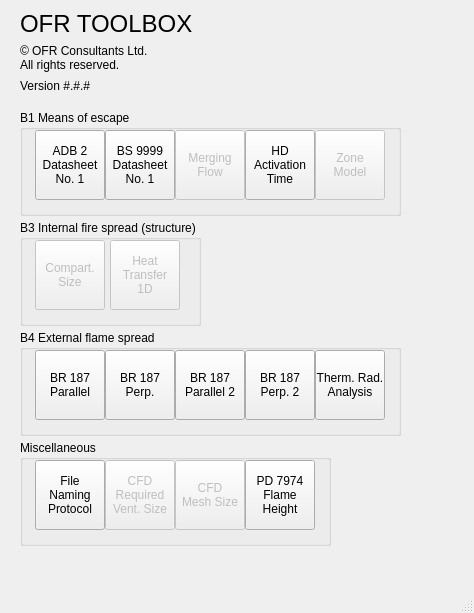
Before: the Qt Designer form fseutil/gui/layout/ui/main.ui in fsepy/fseutil, drawn with Qt 5.
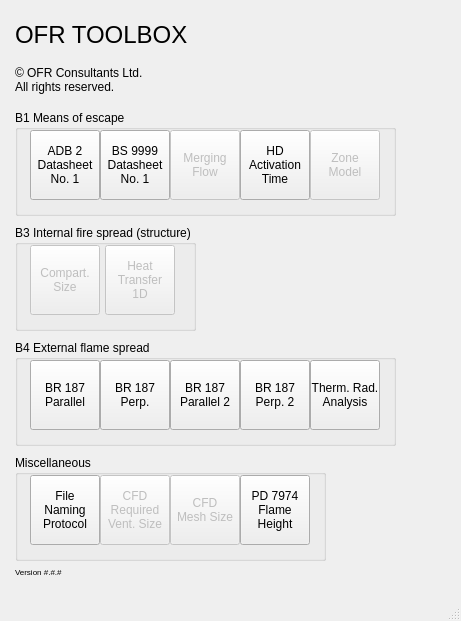
After: the same form once the commit is applied. Icons and pictures are not drawn.

Diff of the .ui file:
```diff
--- a/fseutil/gui/layout/ui/main.ui
+++ b/fseutil/gui/layout/ui/main.ui
@@ -6,8 +6,8 @@
    <rect>
     <x>0</x>
     <y>0</y>
-    <width>474</width>
-    <height>613</height>
+    <width>461</width>
+    <height>621</height>
    </rect>
   </property>
   <property name="windowTitle">
@@ -20,8 +20,8 @@
    <widget class="QGroupBox" name="groupBox_4">
     <property name="geometry">
      <rect>
-      <x>20</x>
-      <y>220</y>
+      <x>15</x>
+      <y>225</y>
       <width>181</width>
       <height>106</height>
      </rect>
@@ -68,7 +68,7 @@
    <widget class="QGroupBox" name="groupBox_3">
     <property name="geometry">
      <rect>
-      <x>20</x>
+      <x>15</x>
       <y>110</y>
       <width>381</width>
       <height>106</height>
@@ -160,8 +160,8 @@
    <widget class="QGroupBox" name="groupBox_2">
     <property name="geometry">
      <rect>
-      <x>20</x>
-      <y>440</y>
+      <x>15</x>
+      <y>455</y>
       <width>311</width>
       <height>106</height>
      </rect>
@@ -244,8 +244,8 @@
    <widget class="QGroupBox" name="groupBox">
     <property name="geometry">
      <rect>
-      <x>20</x>
-      <y>330</y>
+      <x>15</x>
+      <y>340</y>
       <width>381</width>
       <height>106</height>
      </rect>
@@ -333,8 +333,8 @@
    <widget class="QWidget" name="horizontalLayoutWidget">
     <property name="geometry">
      <rect>
-      <x>20</x>
-      <y>10</y>
+      <x>15</x>
+      <y>15</y>
       <width>431</width>
       <height>84</height>
      </rect>
@@ -380,22 +380,6 @@
          </property>
         </widget>
        </item>
-       <item>
-        <widget class="QLabel" name="label_version">
-         <property name="minimumSize">
-          <size>
-           <width>0</width>
-           <height>14</height>
-          </size>
-         </property>
-         <property name="text">
-          <string>Version #.#.#</string>
-         </property>
-         <property name="alignment">
-          <set>Qt::AlignLeading|Qt::AlignLeft|Qt::AlignVCenter</set>
-         </property>
-        </widget>
-       </item>
       </layout>
      </item>
      <item>
@@ -429,6 +413,33 @@
      </item>
     </layout>
    </widget>
+   <widget class="QLabel" name="label_version">
+    <property name="geometry">
+     <rect>
+      <x>15</x>
+      <y>565</y>
+      <width>157</width>
+      <height>14</height>
+     </rect>
+    </property>
+    <property name="minimumSize">
+     <size>
+      <width>0</width>
+      <height>14</height>
+     </size>
+    </property>
+    <property name="font">
+     <font>
+      <pointsize>6</pointsize>
+     </font>
+    </property>
+    <property name="text">
+     <string>Version #.#.#</string>
+    </property>
+    <property name="alignment">
+     <set>Qt::AlignLeading|Qt::AlignLeft|Qt::AlignVCenter</set>
+    </property>
+   </widget>
   </widget>
   <widget class="QMenuBar" name="menubar">
    <property name="geometry">
```
Left out of the diff: 2 changed lines with no effect on the pictures.
